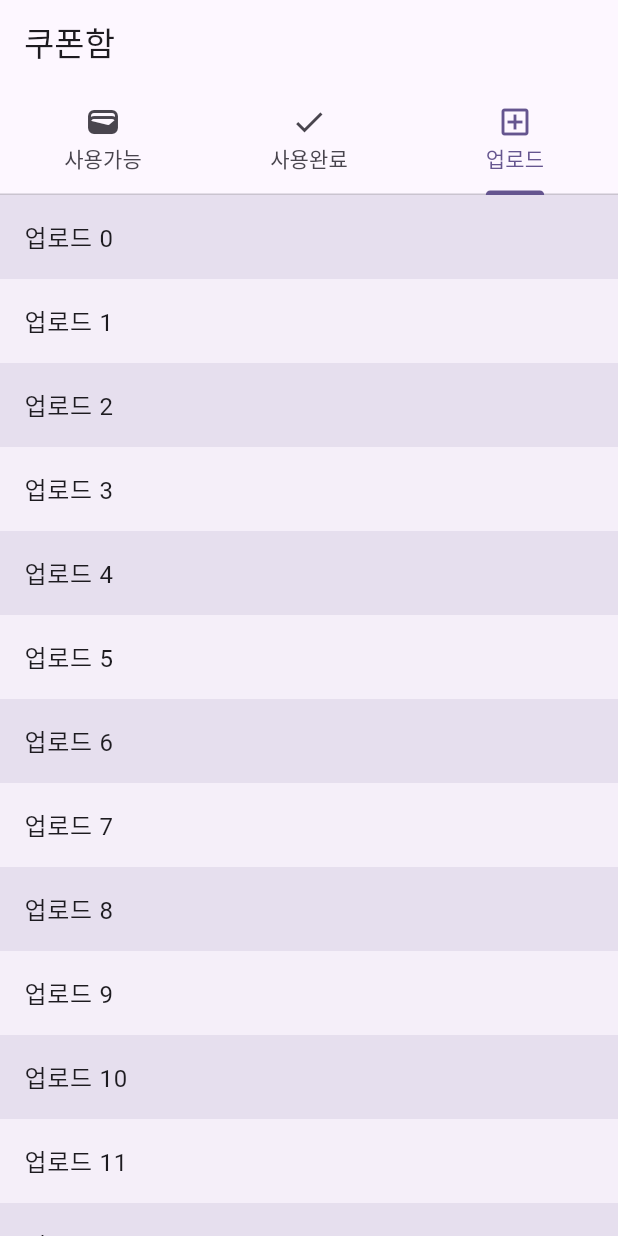
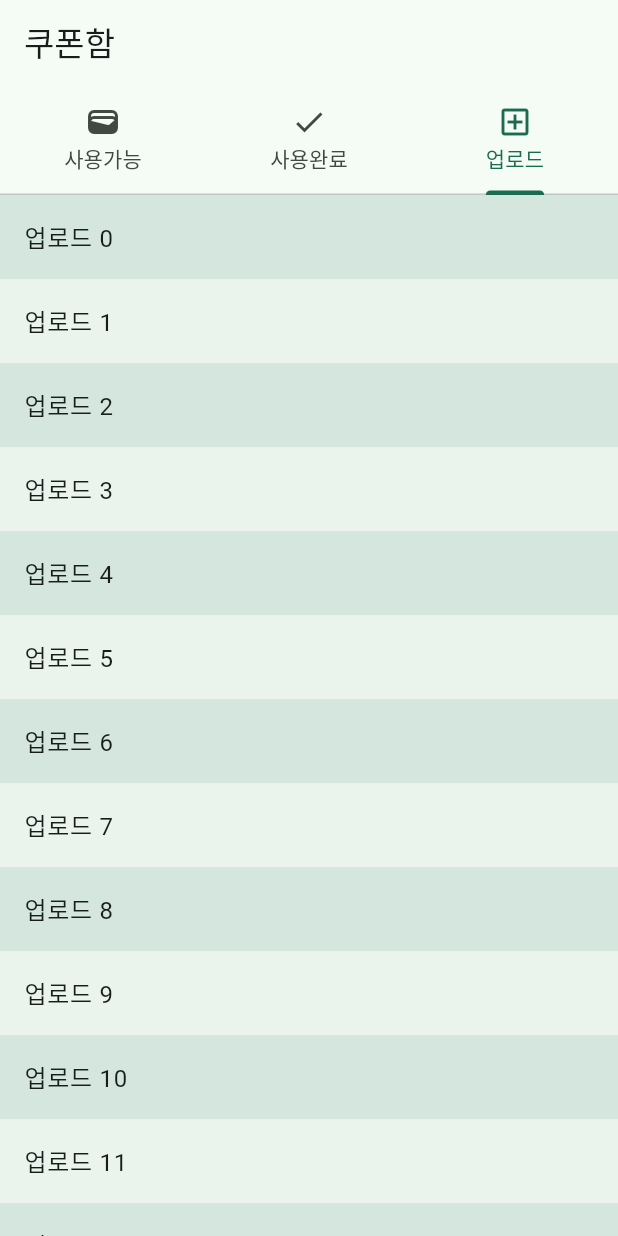
Before and after one commit to dong5854/couponchecker-app, a Flutter app: the screen it shows after launch, tab 3 chosen, on a phone screen of 412 x 824 dp. Run offline on Flutter 3.47's test engine with Material 3 defaults, Android fonts, the light colour scheme and no system bars; network calls fail.

Commit message:
chore: change color theme

```diff
--- a/lib/main.dart
+++ b/lib/main.dart
@@ -12,7 +12,7 @@ class MyApp extends StatelessWidget {
   Widget build(BuildContext context) {
     return MaterialApp(
       theme: ThemeData(
-          colorSchemeSeed: const Color(0xff6750a4), useMaterial3: true),
+          colorSchemeSeed: const Color.fromARGB(255, 143, 230, 195), useMaterial3: true),
       home: const CouponCheckerAppBar(),
     );
   }
--- a/lib/screen/coupon_screen.dart
+++ b/lib/screen/coupon_screen.dart
@@ -21,12 +21,12 @@ class CouponCheckerAppBar extends StatelessWidget {
     'title': '근본 뚱카츄',
   },
   {
-    'imageUrl': 'https://images.pokemoncard.io/images/xyp/xyp-XY202.png',
-    'title': '근본 뚱카츄 폴짝',
+    'imageUrl': 'https://images.pokemoncard.io/images/pop5/pop5-12.png',
+    'title': '고래와 피카츄',
   },
   {
-    'imageUrl': 'https://images.pokemoncard.io/images/basep/basep-1.png',
-    'title': '90년대 3d 게임 뚱카츄',
+    'imageUrl': 'https://images.pokemoncard.io/images/swsh4/swsh4-188.png',
+    'title': '무지개 뚱카츄',
   },
 ];
 
@@ -38,7 +38,7 @@ class CouponCheckerAppBar extends StatelessWidget {
     ];
 
     return DefaultTabController(
-      initialIndex: 1,
+      initialIndex: 0,
       length: tabsCount,
       child: Scaffold(
         appBar: AppBar(
```
